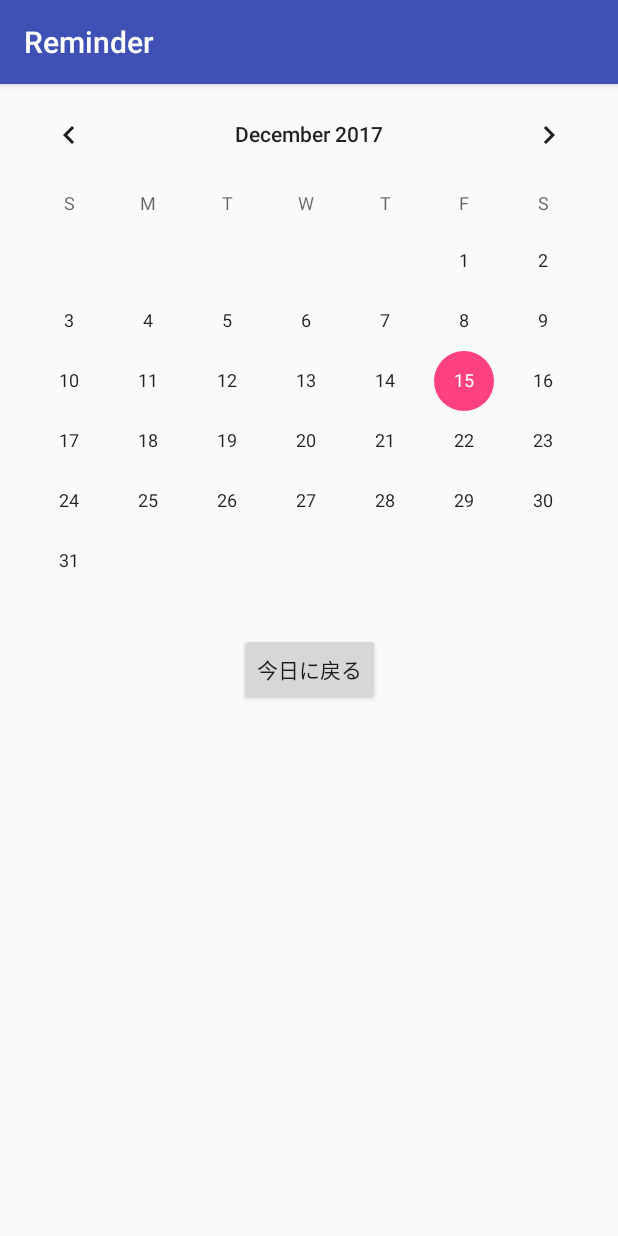
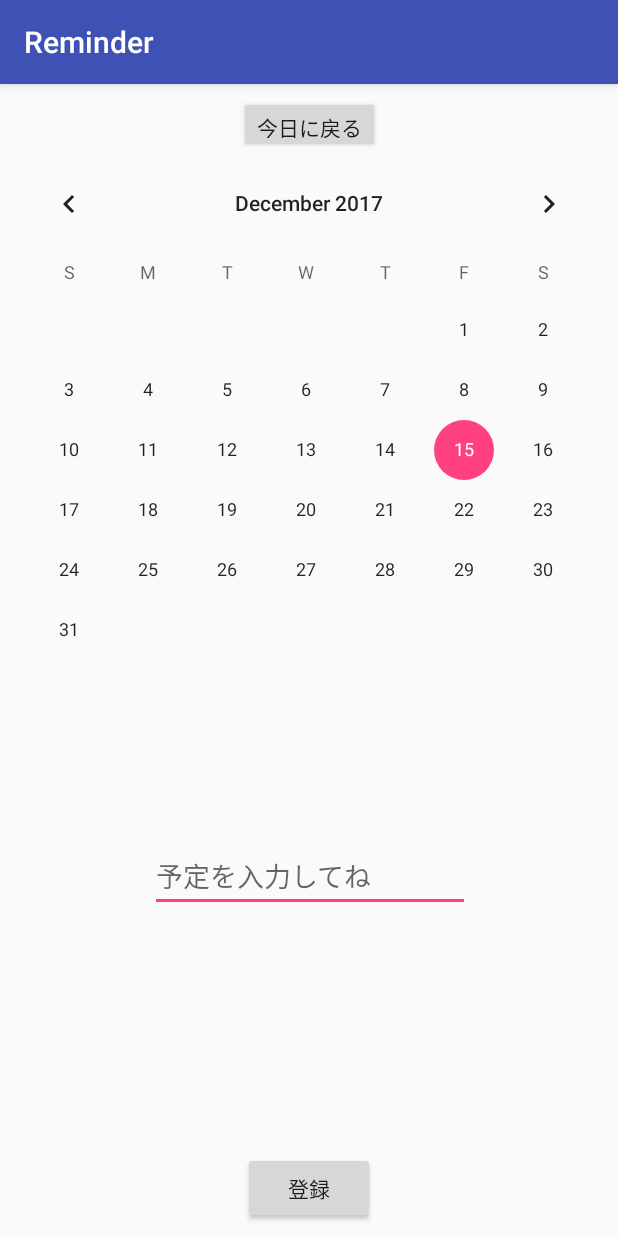
Before and after one commit to yamashitaryo/android, an Android app: the screen it shows after launch (MainActivity), on a phone screen of 412 x 824 dp. Run offline under Robolectric (Android 15) with nearby library versions, the phone set to English and light mode, and no system bars.

Commit message:
簡易的な予定の登録を実装しました。今日の予定の登録だけできていない。

```diff
--- a/app/src/main/java/com/example/psyche/reminder/MainActivity.kt
+++ b/app/src/main/java/com/example/psyche/reminder/MainActivity.kt
@@ -4,23 +4,52 @@ package com.example.psyche.reminder
 import android.support.v7.app.AppCompatActivity
 import android.os.Bundle
 import android.view.View
-import android.widget.Button
-import android.widget.CalendarView
-import android.widget.Toast
+import android.widget.*
+import kotlinx.android.synthetic.main.activity_main.*
 
-class MainActivity : AppCompatActivity(), View.OnClickListener {
+class MainActivity : AppCompatActivity(), View.OnClickListener, CalendarView.OnDateChangeListener {
+    val sm = ScheduleManager()
+    var year: Int = 1970
+    var month: Int = 1
+    var day: Int = 11
 
     override fun onCreate(savedInstanceState: Bundle?) {
         super.onCreate(savedInstanceState)
         setContentView(R.layout.activity_main)
 
-        val button: Button = findViewById<Button>(R.id.goToday) as Button
+        val button: Button = findViewById(R.id.goToday)
         button.setOnClickListener(this)
+
+        val calendar: CalendarView = findViewById(R.id.calendarView)
+        calendar.setOnDateChangeListener(this)
+
+        val registerScheduleButton: Button = findViewById(R.id.registerScheduleButton)
+        registerScheduleButton.setOnClickListener(this)
     }
 
     override fun onClick(v: View?) {
-        val calendar: CalendarView = findViewById<Button>(R.id.calendarView) as CalendarView
-        val today: Long = calendar.getDate()
-        calendar.setDate(today)
+        when(v?.id) {
+            R.id.goToday -> {
+                val calendar: CalendarView = findViewById(R.id.calendarView)
+                val today: Long = calendar.getDate()
+                calendar.setDate(today)
+            }
+            R.id.registerScheduleButton -> {
+                val scheduleTitle: EditText = findViewById(R.id.scheduleTitle)
+                val title: String = scheduleTitle.getText().toString()
+                sm.setSchedule(title, year, month, day)
+            }
+        }
+
+    }
+
+    override fun onSelectedDayChange(p0: CalendarView?, p1: Int, p2: Int, p3: Int) {
+        val textDate: TextView = findViewById(R.id.date)
+        textDate.setText(""+p1+"年"+(p2+1)+"月"+p3+ "日")
+
+        scheduleTitle.setText(sm.getScheduleTitle(p1,p2,p3))
+        year = p1
+        month = p2
+        day = p3
     }
 }
--- a/app/src/main/res/layout/activity_main.xml
+++ b/app/src/main/res/layout/activity_main.xml
@@ -7,20 +7,90 @@
     tools:context="com.example.psyche.reminder.MainActivity">
 
 
+    <android.support.constraint.ConstraintLayout
+        android:id="@+id/scheduleLayout"
+        android:layout_width="0dp"
+        android:layout_height="0dp"
+        app:layout_constraintBottom_toBottomOf="parent"
+        app:layout_constraintEnd_toEndOf="parent"
+        app:layout_constraintHorizontal_bias="0.0"
+        app:layout_constraintLeft_toLeftOf="parent"
+        app:layout_constraintRight_toRightOf="parent"
+        app:layout_constraintStart_toStartOf="parent"
+        app:layout_constraintTop_toBottomOf="@+id/calenderLayout">
+
+        <EditText
+            android:id="@+id/scheduleTitle"
+            android:layout_width="wrap_content"
+            android:layout_height="wrap_content"
+            android:ems="10"
+            android:hint="予定を入力してね"
+            android:inputType="textPersonName"
+            app:layout_constraintBottom_toBottomOf="parent"
+            app:layout_constraintHorizontal_bias="0.502"
+            app:layout_constraintLeft_toLeftOf="parent"
+            app:layout_constraintRight_toRightOf="parent"
+            app:layout_constraintTop_toTopOf="parent"
+            app:layout_constraintVertical_bias="0.358" />
+
+        <TextView
+            android:id="@+id/date"
+            android:layout_width="wrap_content"
+            android:layout_height="wrap_content"
+            android:layout_marginEnd="32dp"
+            android:layout_marginStart="32dp"
+            app:layout_constraintBottom_toTopOf="@+id/scheduleTitle"
+            app:layout_constraintEnd_toEndOf="parent"
+            app:layout_constraintStart_toStartOf="parent"
+            app:layout_constraintTop_toTopOf="parent" />
+
+        <Button
+            android:id="@+id/registerScheduleButton"
+            android:layout_width="wrap_content"
+            android:layout_height="wrap_content"
+            android:layout_marginBottom="8dp"
+            android:layout_marginTop="4dp"
+            android:text="登録"
+            app:layout_constraintBottom_toBottomOf="parent"
+            app:layout_constraintEnd_toEndOf="parent"
+            app:layout_constraintLeft_toLeftOf="parent"
+            app:layout_constraintRight_toRightOf="parent"
+            app:layout_constraintStart_toStartOf="parent"
+            app:layout_constraintTop_toBottomOf="@+id/scheduleTitle"
+            app:layout_constraintVertical_bias="1.0" />
+
+    </android.support.constraint.ConstraintLayout>
+
+    <android.support.constraint.ConstraintLayout
+        android:id="@+id/calenderLayout"
+        android:layout_width="0dp"
+        android:layout_height="wrap_content"
+        app:layout_constraintBottom_toTopOf="@+id/scheduleLayout"
+        app:layout_constraintLeft_toLeftOf="parent"
+        app:layout_constraintRight_toRightOf="parent"
+        app:layout_constraintTop_toTopOf="parent"
+        app:layout_constraintVertical_bias="0.0">
+
         <Button
             android:id="@+id/goToday"
             android:layout_width="wrap_content"
-        android:layout_height="wrap_content"
+            android:layout_height="38dp"
             android:layout_gravity="center"
-        android:layout_marginTop="28dp"
-        android:text="今日に戻る"
+            android:layout_marginTop="8dp"
+            android:text="@string/go_today"
             app:layout_constraintLeft_toLeftOf="parent"
             app:layout_constraintRight_toRightOf="parent"
-        app:layout_constraintTop_toBottomOf="@+id/calendarView" />
+            app:layout_constraintTop_toTopOf="parent" />
 
         <CalendarView
             android:id="@+id/calendarView"
             android:layout_width="match_parent"
-        android:layout_height="wrap_content" />
+            android:layout_height="wrap_content"
+            app:layout_constraintBottom_toBottomOf="parent"
+            app:layout_constraintLeft_toLeftOf="parent"
+            app:layout_constraintRight_toRightOf="parent"
+            app:layout_constraintTop_toBottomOf="@+id/goToday" />
 
     </android.support.constraint.ConstraintLayout>
+
+</android.support.constraint.ConstraintLayout>
--- a/app/src/main/res/values/strings.xml
+++ b/app/src/main/res/values/strings.xml
@@ -1,3 +1,4 @@
 <resources>
     <string name="app_name">Reminder</string>
+    <string name="go_today">今日に戻る</string>
 </resources>
```
Also changed, not shown: app/src/main/java/com/example/psyche/reminder/Schedule.kt (added, +24 -0 lines), app/src/main/java/com/example/psyche/reminder/ScheduleList.kt (added, +39 -0 lines), app/src/main/java/com/example/psyche/reminder/ScheduleManager.kt (added, +28 -0 lines). Lines whose indentation alone changed are shown as unchanged.
